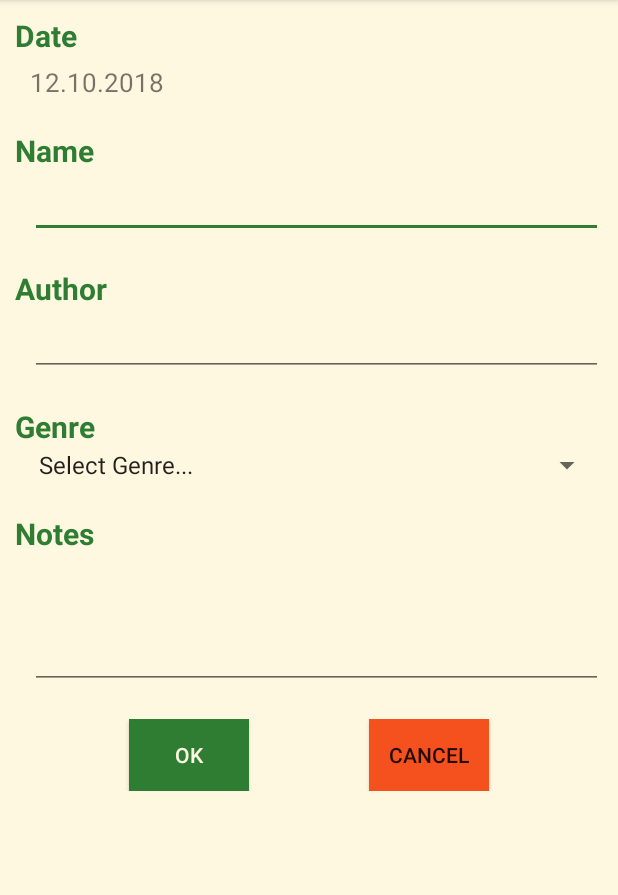
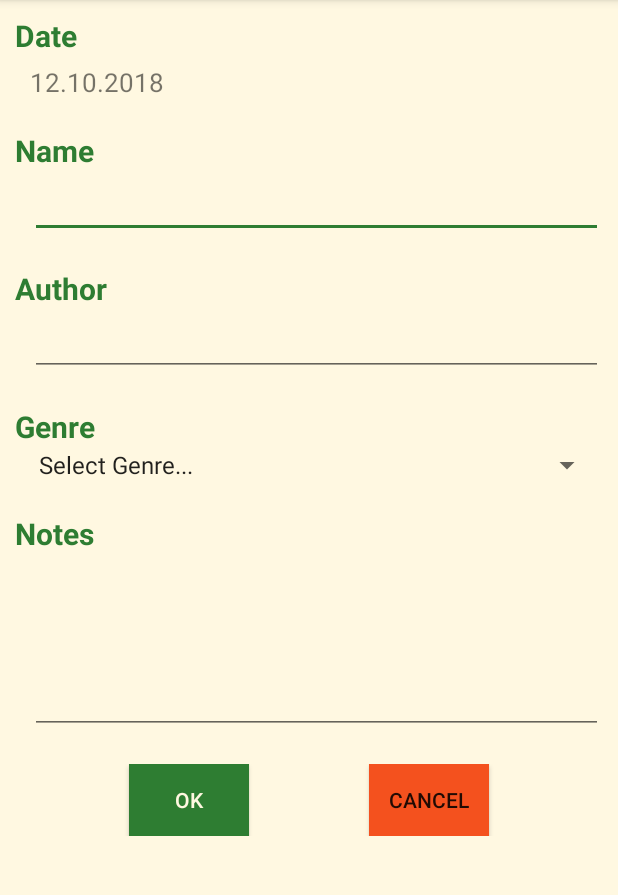
Before and after one commit to cunnla/BookWorm, an Android app: the ViewBook screen opened directly, with no data from a screen before it, after a tap on "EDIT", on a phone screen of 412 x 824 dp, the part 84-979 px from its top. Run offline under Robolectric (Android 15) with nearby library versions, the phone set to English and light mode, and no system bars.

Commit message:
Some refactoring made, selectors added

```diff
--- a/app/build.gradle
+++ b/app/build.gradle
@@ -22,6 +22,7 @@ dependencies {
     implementation fileTree(dir: 'libs', include: ['*.jar'])
     implementation 'com.android.support:appcompat-v7:27.1.1'
     implementation 'com.android.support.constraint:constraint-layout:1.1.3'
+    implementation 'com.android.support:support-v4:27.1.1'
     testImplementation 'junit:junit:4.12'
     androidTestImplementation 'com.android.support.test:runner:1.0.2'
     androidTestImplementation 'com.android.support.test.espresso:espresso-core:3.0.2'
--- a/app/src/main/AndroidManifest.xml
+++ b/app/src/main/AndroidManifest.xml
@@ -17,12 +17,9 @@
             </intent-filter>
         </activity>
 
-        <activity android:name=".AddBook"
-            android:windowSoftInputMode="adjustPan"/>
-
         <activity android:name=".ViewBook" />
 
-        <activity android:name=".EditBook"
+        <activity android:name=".AddEditBook"
             android:windowSoftInputMode="adjustPan"/>
 
         <activity android:name=".DeleteBook"
--- /dev/null
+++ b/app/src/main/java/cunnla/cunnla/bookworm/AddEditBook.java
@@ -0,0 +1,221 @@
+package cunnla.cunnla.bookworm;
+
+import android.app.DatePickerDialog;
+import android.content.Context;
+import android.content.Intent;
+import android.graphics.Color;
+import android.support.v7.app.AppCompatActivity;
+import android.os.Bundle;
+import android.util.Log;
+import android.view.View;
+import android.view.ViewGroup;
+import android.widget.AdapterView;
+import android.widget.ArrayAdapter;
+import android.widget.Button;
+import android.widget.DatePicker;
+import android.widget.EditText;
+import android.widget.Spinner;
+import android.widget.TextView;
+import android.widget.Toast;
+
+import java.text.ParseException;
+import java.text.SimpleDateFormat;
+import java.util.ArrayList;
+import java.util.Arrays;
+import java.util.Calendar;
+import java.util.Date;
+
+public class AddEditBook extends AppCompatActivity implements View.OnClickListener,  AdapterView.OnItemSelectedListener {
+
+    Button btnOK, btnCancel;
+    EditText etName, etAuthor, etNotes;
+
+    Spinner spGenre;
+    String strGenre;
+    ArrayList<String> genreList;
+
+    Date theDate;
+    String dateString;
+
+    static TextView tvDate;  //static - in order to be able to access it from Utils class
+
+    Intent intent;
+
+    public Book selectedBook;
+
+    @Override
+    protected void onCreate(Bundle savedInstanceState) {
+        super.onCreate(savedInstanceState);
+        setContentView(R.layout.activity_add_edit_book);
+
+
+        btnOK = (Button) findViewById(R.id.btnOk);
+        btnOK.setOnClickListener(this);
+        btnCancel = (Button) findViewById(R.id.btnCancel);
+        btnCancel.setOnClickListener(this);
+
+        tvDate = (TextView) findViewById(R.id.tvDate);
+        tvDate.setOnClickListener(this);
+
+
+
+        etName = (EditText)findViewById(R.id.etName);
+        etAuthor = (EditText)findViewById(R.id.etAuthor);
+        etNotes = (EditText)findViewById(R.id.etNotes);
+
+        spGenre = (Spinner) findViewById(R.id.spGenre);
+        spGenre.setOnItemSelectedListener(this);
+        showGenreSpinner();
+
+        intent = getIntent();
+
+        selectedBook = new Book();
+        selectedBook.getDetailsFromIntent(intent);
+
+        tvDate.setText(selectedBook.bookDateNice());
+        etName.setText(selectedBook.bookName);
+        etAuthor.setText(selectedBook.bookAuthor);
+        spGenre.setSelection(genreList.indexOf(selectedBook.bookGenre));
+        etNotes.setText(selectedBook.bookNotes);
+
+        dateString = selectedBook.bookDate;
+
+    }
+
+    public void updateTextView(String mystr){  //this is for the callback interface
+         tvDate.setText(mystr);
+    }
+
+    @Override
+    public void onClick(View v) {
+
+        switch (v.getId()) {
+            case R.id.btnOk:
+                if (!etName.getText().toString().equalsIgnoreCase("") ) {              // if a name is entered
+                    selectedBook.bookDate = dateString;
+                    selectedBook.bookName = etName.getText().toString();
+                    selectedBook.bookAuthor = etAuthor.getText().toString();
+                    selectedBook.bookGenre = strGenre;
+                    selectedBook.bookNotes = etNotes.getText().toString();
+
+                    intent = new Intent();
+                    selectedBook.putDetailsToIntent(intent);
+                    setResult(RESULT_OK, intent);
+                    finish();
+                } else {
+                    Toast.makeText(this, "Please enter a valid book name", Toast.LENGTH_LONG).show();
+                }
+                break;
+            case R.id.btnCancel:
+                intent = new Intent();
+                setResult(RESULT_CANCELED, intent);
+                finish();
+                break;
+            case R.id.tvDate:
+                dateString = setDateString();
+                break;
+        }
+
+    }
+
+
+    public void onItemSelected(AdapterView<?> parent, View view, int pos, long id) {
+        if(pos > 0){
+            strGenre = parent.getItemAtPosition(pos).toString();
+        } else {
+            strGenre = selectedBook.bookGenre;
+        }
+    }
+
+    @Override
+    public void onNothingSelected(AdapterView<?> arg0) {
+
+    }
+
+    public void showGenreSpinner(){
+
+        genreList = new ArrayList<String>(Arrays.asList(getResources().getStringArray(R.array.genre_array)));
+        final ArrayAdapter<String> spinnerArrayAdapter = new ArrayAdapter<String>(
+                this ,R.layout.list_spinner,genreList){
+
+            @Override
+            public boolean isEnabled(int position){
+                if(position == 0)
+                {
+                    // Disable the first item from Spinner
+                    // First item will be use for hint
+                    return false;
+                }
+                else
+                {
+                    return true;
+                }
+            }
+
+            @Override
+            public View getDropDownView(int position, View convertView,
+                                        ViewGroup parent) {
+                View view = super.getDropDownView(position, convertView, parent);
+                TextView tv = (TextView) view;
+                if(position == 0){
+                    // Set the hint text color gray
+                    tv.setTextColor(Color.GRAY);
+                }
+                else {
+                    tv.setTextColor(Color.BLACK);
+                }
+                return view;
+            }
+
+        };
+        spinnerArrayAdapter.remove(spinnerArrayAdapter.getItem(1));
+        spGenre.setAdapter(spinnerArrayAdapter);
+
+    }
+
+    public String setDateString(){
+
+        Calendar myCalendar= Calendar.getInstance();
+
+        SimpleDateFormat df = new SimpleDateFormat("yyyy-MM-dd HH:mm:ss");
+        theDate = new Date();
+
+        try {
+            if (dateString!=null) {
+                theDate = df.parse(dateString);
+            }
+        } catch (ParseException e) {
+            //Handle exception here, most of the time you will just log it.
+            e.printStackTrace();
+        }
+
+        myCalendar.setTime(theDate);
+
+        int year=myCalendar.get(Calendar.YEAR);
+        int month=myCalendar.get(Calendar.MONTH);
+        int day=myCalendar.get(Calendar.DAY_OF_MONTH);
+
+        DatePickerDialog.OnDateSetListener datePickerDialogListener = new DatePickerDialog.OnDateSetListener() {
+            public void onDateSet(DatePicker view, int year, int month, int day){
+                month++;   //because in Android month starts from 0
+                String sMonth = Integer.toString(month); // this is to make the string look like YYYY-MM-DD HH:mm:SS
+                String sDay = Integer.toString(day);     // which is the mysql date format
+                if (month<10) {sMonth = "0"+month;}
+                if (day<10) {sDay = "0"+day;}
+                dateString = (year+"-"+sMonth+"-"+sDay+" 00:00:00");
+                Log.d("myLogs", "dateString: "+ dateString);
+                tvDate.setText(sDay+"."+sMonth+"."+year);
+            }
+        };
+        DatePickerDialog datePickerDialog = new DatePickerDialog(this, datePickerDialogListener, year, month, day);
+        datePickerDialog.show();
+
+        return dateString;
+
+    }
+
+
+
+
+
+}
--- a/app/src/main/java/cunnla/cunnla/bookworm/EditBook.java
+++ /dev/null
@@ -1,124 +0,0 @@
-package cunnla.cunnla.bookworm;
-
-import android.content.Intent;
-import android.support.v7.app.AppCompatActivity;
-import android.os.Bundle;
-import android.view.View;
-import android.widget.AdapterView;
-import android.widget.Button;
-import android.widget.EditText;
-import android.widget.Spinner;
-import android.widget.TextView;
-import android.widget.Toast;
-
-public class EditBook extends AppCompatActivity implements View.OnClickListener,  AdapterView.OnItemSelectedListener, utilsCallBack {
-
-    Button btnOK, btnCancel;
-    EditText etName, etAuthor, etNotes;
-
-    Utils utils; // my own class for my own different util methods
-    Spinner spGenre;
-    String strGenre;
-
-    static TextView tvDate;  //static - in order to be able to access it from Utils class
-
-    Intent intent;
-
-    public Book selectedBook;
-
-    @Override
-    protected void onCreate(Bundle savedInstanceState) {
-        super.onCreate(savedInstanceState);
-        setContentView(R.layout.activity_add_edit_book);
-
-        utils = new Utils(this);
-
-
-        btnOK = (Button) findViewById(R.id.btnOk);
-        btnOK.setOnClickListener(this);
-        btnCancel = (Button) findViewById(R.id.btnCancel);
-        btnCancel.setOnClickListener(this);
-
-        tvDate = (TextView) findViewById(R.id.tvDate);
-        tvDate.setOnClickListener(this);
-
-
-
-        etName = (EditText)findViewById(R.id.etName);
-        etAuthor = (EditText)findViewById(R.id.etAuthor);
-        etNotes = (EditText)findViewById(R.id.etNotes);
-
-        spGenre = (Spinner) findViewById(R.id.spGenre);
-        spGenre.setOnItemSelectedListener(this);
-        utils.showGenreSpinner(this, spGenre);
-
-        intent = getIntent();
-
-        selectedBook = new Book();
-        selectedBook.getDetailsFromIntent(intent);
-
-        tvDate.setText(selectedBook.bookDateNice());
-        etName.setText(selectedBook.bookName);
-        etAuthor.setText(selectedBook.bookAuthor);
-        spGenre.setSelection(utils.genreList.indexOf(selectedBook.bookGenre));
-        etNotes.setText(selectedBook.bookNotes);
-
-        utils.dateString = selectedBook.bookDate;
-
-    }
-
-    public void updateTextView(String mystr){  //this is for the callback interface
-         tvDate.setText(mystr);
-    }
-
-    @Override
-    public void onClick(View v) {
-
-        switch (v.getId()) {
-            case R.id.btnOk:
-                if (!etName.getText().toString().equalsIgnoreCase("") ) {              // if a name is entered
-                    selectedBook.bookDate = utils.dateString;
-                    selectedBook.bookName = etName.getText().toString();
-                    selectedBook.bookAuthor = etAuthor.getText().toString();
-                    selectedBook.bookGenre = strGenre;
-                    selectedBook.bookNotes = etNotes.getText().toString();
-
-                    intent = new Intent();
-                    selectedBook.putDetailsToIntent(intent);
-                    setResult(RESULT_OK, intent);
-                    finish();
-                } else {
-                    Toast.makeText(this, "Please enter a valid book name", Toast.LENGTH_LONG).show();
-                }
-                break;
-            case R.id.btnCancel:
-                intent = new Intent();
-                setResult(RESULT_CANCELED, intent);
-                finish();
-                break;
-            case R.id.tvDate:
-                utils.dateString = utils.setDateString(this);
-                break;
-        }
-
-    }
-
-
-    public void onItemSelected(AdapterView<?> parent, View view, int pos, long id) {
-        if(pos > 0){
-            strGenre = parent.getItemAtPosition(pos).toString();
-        } else {
-            strGenre = selectedBook.bookGenre;
-        }
-    }
-
-    @Override
-    public void onNothingSelected(AdapterView<?> arg0) {
-
-    }
-
-
-
-
-
-}
--- a/app/src/main/java/cunnla/cunnla/bookworm/Utils.java
+++ /dev/null
@@ -1,143 +0,0 @@
-package cunnla.cunnla.bookworm;
-
-import android.app.DatePickerDialog;
-import android.content.Context;
-import android.graphics.Color;
-import android.util.Log;
-import android.view.View;
-import android.view.ViewGroup;
-import android.widget.ArrayAdapter;
-import android.widget.DatePicker;
-import android.widget.Spinner;
-import android.widget.TextView;
-
-import java.text.ParseException;
-import java.text.SimpleDateFormat;
-import java.util.ArrayList;
-import java.util.Arrays;
-import java.util.Calendar;
-import java.util.Date;
-
-public class Utils {
-
-
-
-    //final static int SORT_ARRAY = R.array.;  //does not exist so far, I may need to create it later
-    final static int GENRE_ARRAY = R.array.genre_array;
-    final static int SPINNER_LAYOUT = R.layout.list_spinner;
-
-    ArrayList<String> genreList;
-
-    Date theDate;
-    String dateString;
-
-    utilsCallBack utilsCallBack = null;
-
-    public Utils(){}   // empty constructor
-
-    public Utils (utilsCallBack callBack){    // callback constructor
-        this.utilsCallBack=callBack;          // I will use the callback to update the text view in AddBook and EditBook
-    }                                         // when setting up the time
-
-
-
-    public void updateTextView(String str) {  // method used in callback
-        this.utilsCallBack.updateTextView(str);
-    }
-
-
-    public void showGenreSpinner(Context context, Spinner spinner){
-
-        genreList = new ArrayList<String>(Arrays.asList(context.getResources().getStringArray(GENRE_ARRAY)));
-        final ArrayAdapter<String> spinnerArrayAdapter = new ArrayAdapter<String>(
-                context ,SPINNER_LAYOUT,genreList){
-
-            @Override
-            public boolean isEnabled(int position){
-                if(position == 0)
-                {
-                    // Disable the first item from Spinner
-                    // First item will be use for hint
-                    return false;
-                }
-                else
-                {
-                    return true;
-                }
-            }
-
-            @Override
-            public View getDropDownView(int position, View convertView,
-                                        ViewGroup parent) {
-                View view = super.getDropDownView(position, convertView, parent);
-                TextView tv = (TextView) view;
-                if(position == 0){
-                    // Set the hint text color gray
-                    tv.setTextColor(Color.GRAY);
-                }
-                else {
-                    tv.setTextColor(Color.BLACK);
-                }
-                return view;
-            }
-
-        };
-        spinnerArrayAdapter.remove(spinnerArrayAdapter.getItem(1));
-        spinner.setAdapter(spinnerArrayAdapter);
-
-    }
-
-
-    public String setDateString(Context context){
-
-        Calendar myCalendar= Calendar.getInstance();
-
-        SimpleDateFormat df = new SimpleDateFormat("yyyy-MM-dd HH:mm:ss");
-        theDate = new Date();
-
-        try {
-            if (dateString!=null) {
-                theDate = df.parse(dateString);
-            }
-        } catch (ParseException e) {
-            //Handle exception here, most of the time you will just log it.
-            e.printStackTrace();
-        }
-
-        myCalendar.setTime(theDate);
-
-        int year=myCalendar.get(Calendar.YEAR);
-        int month=myCalendar.get(Calendar.MONTH);
-        int day=myCalendar.get(Calendar.DAY_OF_MONTH);
-
-        DatePickerDialog.OnDateSetListener datePickerDialogListener = new DatePickerDialog.OnDateSetListener() {
-            public void onDateSet(DatePicker view, int year, int month, int day){
-                month++;   //because in Android month starts from 0
-                String sMonth = Integer.toString(month); // this is to make the string look like YYYY-MM-DD HH:mm:SS
-                String sDay = Integer.toString(day);     // which is the mysql date format
-                if (month<10) {sMonth = "0"+month;}
-                if (day<10) {sDay = "0"+day;}
-                dateString = (year+"-"+sMonth+"-"+sDay+" 00:00:00");
-                Log.d("myLogs", "dateString: "+ dateString);
-                updateTextView(sDay+"."+sMonth+"."+year);  // using callback here
-            }
-        };
-        DatePickerDialog datePickerDialog = new DatePickerDialog(context, datePickerDialogListener, year, month, day);
-        datePickerDialog.show();
-
-        return dateString;
-
-    }
-
-
-
-
-
-
-}
-
-interface utilsCallBack
-{
-    // Declaration of the template function for the interface
-    public void updateTextView(String mystr);
-}
--- a/app/src/main/java/cunnla/cunnla/bookworm/ViewBook.java
+++ b/app/src/main/java/cunnla/cunnla/bookworm/ViewBook.java
@@ -1,20 +1,14 @@
 package cunnla.cunnla.bookworm;
 
-import android.content.ContentValues;
-import android.content.Context;
 import android.content.Intent;
 import android.database.sqlite.SQLiteDatabase;
-import android.database.sqlite.SQLiteOpenHelper;
 import android.support.v7.app.AppCompatActivity;
 import android.os.Bundle;
 import android.util.Log;
 import android.view.View;
 import android.widget.Button;
-import android.widget.EditText;
 import android.widget.TextView;
 import android.widget.Toast;
-
-import java.text.ParseException;
 
 public class ViewBook extends AppCompatActivity implements View.OnClickListener {
 
@@ -75,7 +69,7 @@ public class ViewBook extends AppCompatActivity implements View.OnClickListener
 
         switch (v.getId()) {
             case R.id.btnEdit:
-                intent2 = new Intent(this, EditBook.class);
+                intent2 = new Intent(this, AddEditBook.class);
                 selectedBook.putDetailsToIntent(intent2);
                 startActivityForResult(intent2, INTENT_CODE_EDIT);
                 break;
--- /dev/null
+++ b/app/src/main/res/drawable/menu_selector.xml
@@ -0,0 +1,19 @@
+<?xml version="1.0" encoding="utf-8"?>
+<selector xmlns:android="http://schemas.android.com/apk/res/android">
+
+    <!-- When selected -->
+    <item android:state_pressed="true">
+        <shape android:shape="rectangle">
+            <solid android:color="@color/colorPrimaryVeryVeryDark"/>
+        </shape>
+    </item>
+
+    <!-- When not selected -->
+    <item>
+        <shape android:shape="rectangle">
+            <solid android:color="@color/colorPrimaryVeryDark"/>
+        </shape>
+    </item>
+
+
+</selector>
--- /dev/null
+++ b/app/src/main/res/drawable/spinner_selector.xml
@@ -0,0 +1,19 @@
+<?xml version="1.0" encoding="utf-8"?>
+<selector xmlns:android="http://schemas.android.com/apk/res/android">
+
+<!-- When selected -->
+    <item android:state_pressed="true">
+        <shape android:shape="rectangle">
+            <solid android:color="@color/colorAccent"/>
+        </shape>
+    </item>
+
+    <!-- When not selected -->
+    <item>
+        <shape android:shape="rectangle">
+            <solid android:color="@color/colorAccentLight"/>
+        </shape>
+    </item>
+
+
+</selector>
--- a/app/src/main/res/layout/activity_add_edit_book.xml
+++ b/app/src/main/res/layout/activity_add_edit_book.xml
@@ -1,4 +1,9 @@
 <?xml version="1.0" encoding="utf-8"?>
+<ScrollView xmlns:android="http://schemas.android.com/apk/res/android"
+    android:layout_width="fill_parent"
+    android:layout_height="fill_parent"
+    android:fillViewport="true">
+
 <LinearLayout
     xmlns:android="http://schemas.android.com/apk/res/android"
     android:layout_width="fill_parent"
@@ -73,7 +78,7 @@
             android:layout_width="match_parent"
             android:layout_height="wrap_content"
             android:entries="@array/genre_array"
-            android:popupBackground="@color/colorPrimaryDark"
+            android:popupBackground="@drawable/spinner_selector"
             android:layout_marginBottom="20dp"/>
 
        <TextView
@@ -86,7 +91,7 @@
         <ScrollView
             android:id="@+id/scroller"
             android:layout_width="fill_parent"
-            android:layout_height="90dp"
+            android:layout_height="120dp"
             android:scrollbars="vertical"
             android:fillViewport="true"
             android:layout_marginLeft="10dp">
@@ -128,3 +133,4 @@
     </LinearLayout>
 
 </LinearLayout>
+</ScrollView>
--- a/app/src/main/res/layout/activity_main.xml
+++ b/app/src/main/res/layout/activity_main.xml
@@ -61,7 +61,7 @@
             android:id="@+id/spShowGenre"
             android:layout_width="wrap_content"
             android:layout_height="wrap_content"
-            android:popupBackground="@color/colorAccentLight"
+            android:popupBackground="@drawable/spinner_selector"
             android:entries="@array/genre_array"
             android:layout_marginTop="5dp"
             android:layout_marginRight="10dp"
--- a/app/src/main/res/values/colors.xml
+++ b/app/src/main/res/values/colors.xml
@@ -3,6 +3,7 @@
     <color name="colorPrimary">#FFECB3</color>
     <color name="colorPrimaryDark">#FFD54F</color>
     <color name="colorPrimaryVeryDark">#FF8F00</color>
+    <color name="colorPrimaryVeryVeryDark">#FF6F00</color>
     <color name="colorPrimaryLight">#FFF8E1</color>
 
     <color name="colorAccent">#2E7D32</color>
--- a/app/src/main/res/values/strings.xml
+++ b/app/src/main/res/values/strings.xml
@@ -25,6 +25,8 @@
         <item>Sort by notes</item>
     </string-array>
 
+    <!-- TODO: Remove or change this placeholder text -->
+    <string name="hello_blank_fragment">Hello blank fragment</string>
 
 
 </resources>
--- a/app/src/main/res/values/styles.xml
+++ b/app/src/main/res/values/styles.xml
@@ -6,13 +6,15 @@
         <item name="colorPrimary">@color/colorPrimary</item>
         <item name="colorPrimaryDark">@color/colorPrimaryDark</item>
         <item name="colorAccent">@color/colorAccent</item>
-        <item name="android:itemBackground">@color/colorPrimaryVeryDark</item>
+        <item name="android:itemBackground">@drawable/menu_selector</item>
 
         <item name="android:actionBarStyle">@style/MyActionBar</item>
         <item name="actionBarStyle">@style/MyActionBar</item>
         <item name="android:windowActionBarOverlay">true</item>
 
     </style>
+
+
 
 
     <!-- style for the action bar backgrounds -->
@@ -33,4 +35,6 @@
     </style>
 
 
+
+
 </resources>
```
Also changed, not shown: app/src/main/java/cunnla/cunnla/bookworm/AddBook.java (deleted, +0 -109 lines), app/src/main/java/cunnla/cunnla/bookworm/MainActivity.java (+11 -19 lines), app/src/main/res/layout/activity_view_book.xml (+7 -1 lines), app/src/main/res/layout/fragment_delete_book.xml (added, +14 -0 lines).
